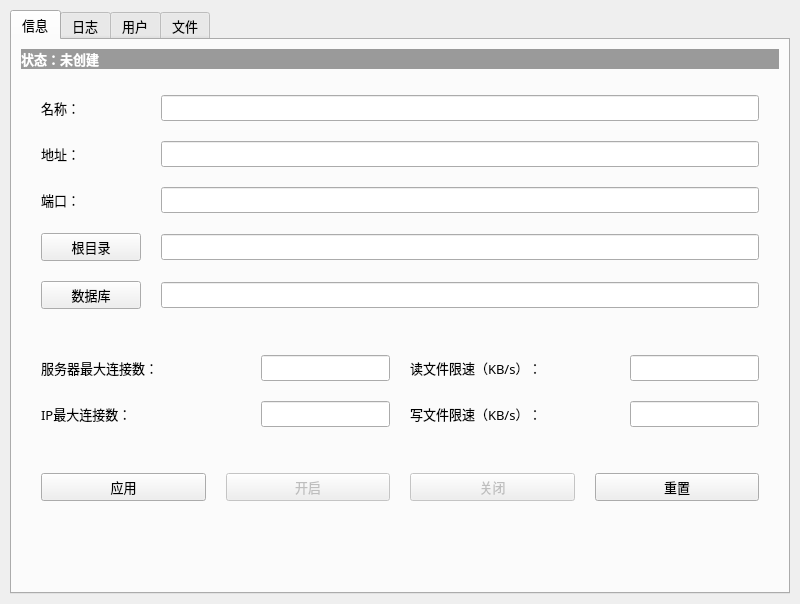
Old version of the form STATUS/server.ui in the repository cylqqqcyl/WHU_FTP.
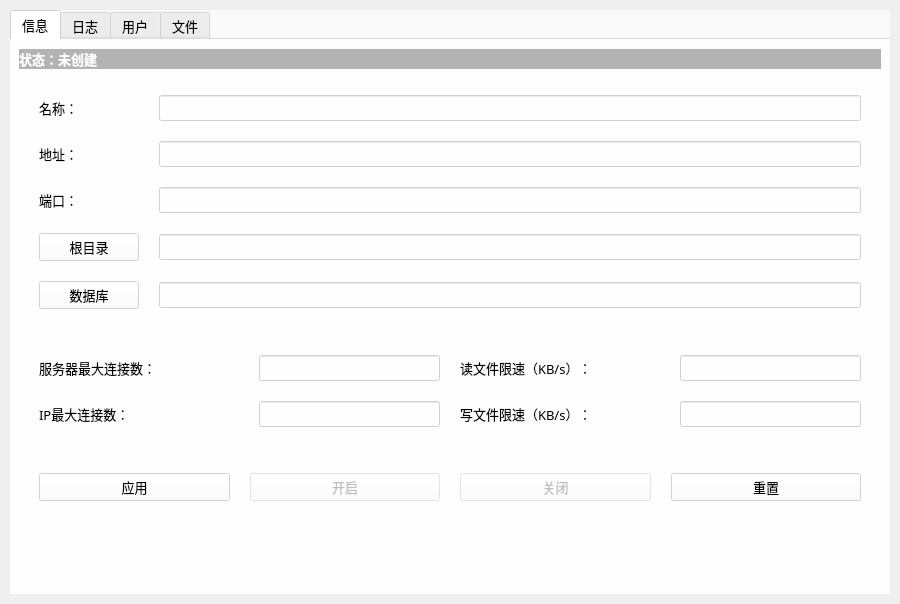
New version of the form. Icons and pictures are not drawn.

Patch:
```diff
--- a/STATUS/server.ui
+++ b/STATUS/server.ui
@@ -6,13 +6,22 @@
    <rect>
     <x>0</x>
     <y>0</y>
-    <width>800</width>
+    <width>900</width>
     <height>604</height>
    </rect>
   </property>
+  <property name="minimumSize">
+   <size>
+    <width>900</width>
+    <height>600</height>
+   </size>
+  </property>
   <property name="windowTitle">
    <string>FTP Server</string>
   </property>
+  <property name="styleSheet">
+   <string notr="true">#ServerWindow{border-image: url(:/resources/common/bg-2.jpg);}</string>
+  </property>
   <widget class="QWidget" name="centralwidget">
    <layout class="QGridLayout" name="gridLayout">
     <property name="leftMargin">
@@ -36,11 +45,14 @@
        </font>
       </property>
       <property name="styleSheet">
-       <string notr="true"/>
+       <string notr="true">background-color: rgba(255, 255, 255, 159);</string>
       </property>
       <property name="currentIndex">
        <number>0</number>
       </property>
+      <property name="documentMode">
+       <bool>true</bool>
+      </property>
       <widget class="QWidget" name="infoTab">
        <property name="font">
         <font>
@@ -66,7 +78,7 @@
            </font>
           </property>
           <property name="styleSheet">
-           <string notr="true">background-color: rgba(128, 128, 128, 200);
+           <string notr="true">background-color: rgba(128, 128, 128, 150);
 color: rgb(255, 255, 255);</string>
           </property>
           <property name="text">
@@ -114,6 +126,9 @@
               <pointsize>10</pointsize>
              </font>
             </property>
+            <property name="styleSheet">
+             <string notr="true">background-color: rgba(255, 255, 255, 0);</string>
+            </property>
             <property name="text">
              <string>名称：</string>
             </property>
@@ -149,6 +164,9 @@
               <pointsize>10</pointsize>
              </font>
             </property>
+            <property name="styleSheet">
+             <string notr="true">background-color: rgba(255, 255, 255, 0);</string>
+            </property>
             <property name="text">
              <string>地址：</string>
             </property>
@@ -184,6 +202,9 @@
               <pointsize>10</pointsize>
              </font>
             </property>
+            <property name="styleSheet">
+             <string notr="true">background-color: rgba(255, 255, 255, 0);</string>
+            </property>
             <property name="text">
              <string>端口：</string>
             </property>
@@ -296,6 +317,9 @@
               <pointsize>10</pointsize>
              </font>
             </property>
+            <property name="styleSheet">
+             <string notr="true">background-color: rgba(255, 255, 255, 0);</string>
+            </property>
             <property name="text">
              <string>服务器最大连接数：</string>
             </property>
@@ -331,6 +355,9 @@
               <pointsize>10</pointsize>
              </font>
             </property>
+            <property name="styleSheet">
+             <string notr="true">background-color: rgba(255, 255, 255, 0);</string>
+            </property>
             <property name="text">
              <string>读文件限速（KB/s）：</string>
             </property>
@@ -354,6 +381,9 @@
               <pointsize>10</pointsize>
              </font>
             </property>
+            <property name="styleSheet">
+             <string notr="true">background-color: rgba(255, 255, 255, 0);</string>
+            </property>
             <property name="text">
              <string>IP最大连接数：</string>
             </property>
@@ -377,6 +407,9 @@
               <pointsize>10</pointsize>
              </font>
             </property>
+            <property name="styleSheet">
+             <string notr="true">background-color: rgba(255, 255, 255, 0);</string>
+            </property>
             <property name="text">
              <string>写文件限速（KB/s）：</string>
             </property>
```
Left out of the diff: 4 changed lines with no effect on the pictures.
